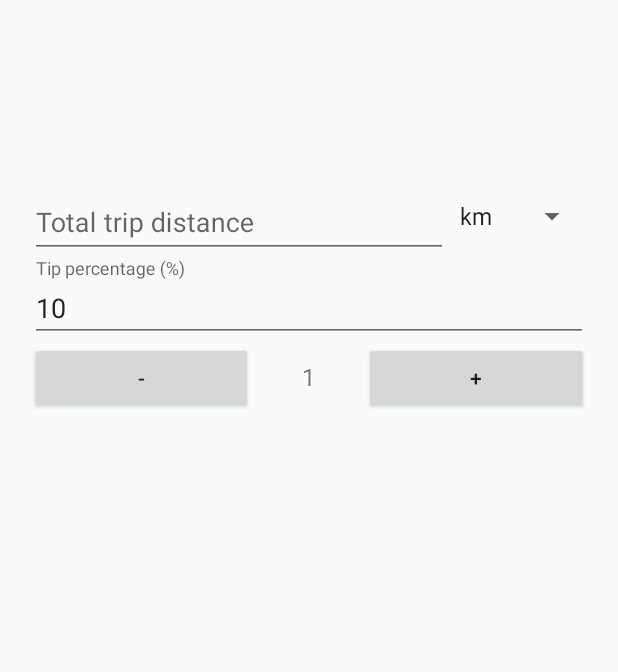
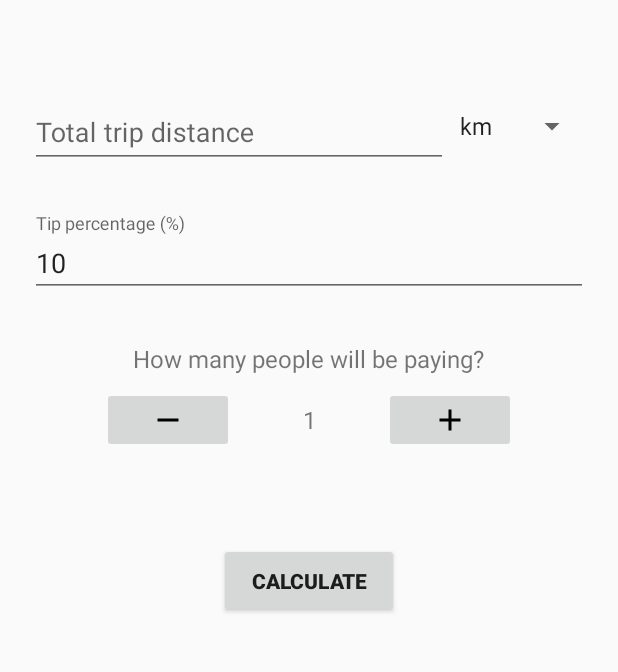
Before and after one commit to cqpham/SEG3125_Project, an Android app: the screen it shows after launch (MainActivity), on a phone screen of 412 x 824 dp, the part 84-756 px from its top. Run offline under Robolectric (Android 15) with nearby library versions, the phone set to English and light mode, and no system bars.

Commit message:
Added spinner and other buttons

```diff
--- /dev/null
+++ b/app/src/main/res/drawable/ic_add_black_24dp.xml
@@ -0,0 +1,9 @@
+<vector xmlns:android="http://schemas.android.com/apk/res/android"
+        android:width="24dp"
+        android:height="24dp"
+        android:viewportWidth="24.0"
+        android:viewportHeight="24.0">
+    <path
+        android:fillColor="#FF000000"
+        android:pathData="M19,13h-6v6h-2v-6H5v-2h6V5h2v6h6v2z"/>
+</vector>
--- /dev/null
+++ b/app/src/main/res/drawable/ic_remove_black_24dp.xml
@@ -0,0 +1,9 @@
+<vector xmlns:android="http://schemas.android.com/apk/res/android"
+        android:width="24dp"
+        android:height="24dp"
+        android:viewportWidth="24.0"
+        android:viewportHeight="24.0">
+    <path
+        android:fillColor="#FF000000"
+        android:pathData="M19,13H5v-2h14v2z"/>
+</vector>
--- a/app/src/main/res/layout/fragment_main.xml
+++ b/app/src/main/res/layout/fragment_main.xml
@@ -96,6 +96,7 @@
     xmlns:app="http://schemas.android.com/apk/res-auto"
     android:layout_width="match_parent"
     android:layout_height="match_parent">
+
     <LinearLayout
         android:layout_width="match_parent"
         android:layout_height="match_parent"
@@ -103,12 +104,12 @@
         android:orientation="vertical"
         android:paddingLeft="20dp"
         android:paddingRight="20dp"
-        android:paddingTop="60dp"
         android:focusableInTouchMode="true">
         <LinearLayout
             android:layout_width="match_parent"
             android:layout_height="wrap_content"
-            android:orientation="horizontal">
+            android:orientation="horizontal"
+            android:layout_marginBottom="30dp">
             <android.support.design.widget.TextInputLayout
                 android:id="@+id/input_layout_totalDistance"
                 android:layout_width="0dp"
@@ -132,7 +133,8 @@
         <android.support.design.widget.TextInputLayout
             android:id="@+id/input_layout_tipPercent"
             android:layout_width="match_parent"
-            android:layout_height="wrap_content">
+            android:layout_height="wrap_content"
+            android:layout_marginBottom="30dp">
 
             <EditText
                 android:id="@+id/input_tipPercent"
@@ -146,28 +148,51 @@
         <LinearLayout
             android:layout_width="match_parent"
             android:layout_height="wrap_content"
-            android:orientation="horizontal">
+            android:orientation="vertical"
+            android:gravity="center"
+            android:layout_marginBottom="60dp">
+            <TextView
+                android:layout_width="wrap_content"
+                android:layout_height="wrap_content"
+                android:text="@string/num_people_paying"
+                android:textSize="16sp"
+                android:layout_marginBottom="8dp"/>
+            <LinearLayout
+                android:layout_width="match_parent"
+                android:layout_height="wrap_content"
+                android:orientation="horizontal"
+                android:gravity="center">
+                <ImageButton
+                    android:layout_width="88dp"
+                    android:layout_height="wrap_content"
+                    android:minWidth="88dp"
+                    android:src="@drawable/ic_remove_black_24dp"
+                    android:id="@+id/subPayee"/>
 
+                <TextView
+                    android:layout_width="100dp"
+                    android:layout_height="match_parent"
+                    android:gravity="center"
+                    android:textSize="16sp"
+                    android:text="@string/num_people_paying_default"/>
+
+                <ImageButton
+                    android:layout_width="88dp"
+                    android:minWidth="88dp"
+                    android:layout_height="wrap_content"
+                    android:src="@drawable/ic_add_black_24dp"
+                    android:id="@+id/addPayee" />
+            </LinearLayout>
+        </LinearLayout>
+        <LinearLayout
+            android:layout_width="match_parent"
+            android:layout_height="wrap_content"
+            android:gravity="center">
             <Button
-                android:layout_width="0dp"
-                android:layout_height="wrap_content"
-                android:layout_weight="2"
-                android:text="-"
-                android:id="@+id/subPayee"/>
-            <TextView
-                android:layout_width="0dp"
-                android:layout_weight="1"
-                android:layout_height="wrap_content"
-                android:gravity="center_horizontal"
-                android:textSize="16sp"
-                android:text="@string/num_people_paying_default"/>
-
-            <Button
-                android:layout_width="0dp"
-                android:layout_height="wrap_content"
-                android:layout_weight="2"
-                android:text="+"
-                android:id="@+id/addPayee"/>
+                android:layout_width="120dp"
+                android:layout_height="50dp"
+                android:text="@string/calculate"
+                android:textStyle="bold"/>
         </LinearLayout>
     </LinearLayout>
 </android.support.design.widget.CoordinatorLayout>
--- a/app/src/main/res/values/strings.xml
+++ b/app/src/main/res/values/strings.xml
@@ -10,10 +10,9 @@
         <item>km</item>
         <item>mil</item>
     </string-array>
-    <string name="num_people_paying">Number of people paying</string>
-    <string name="calculate">Calculate</string>
+    <string name="num_people_paying">How many people will be paying?</string>
+    <string name="calculate">CALCULATE</string>
     <string name="num_people_paying_default">1</string>
-
 
     <string-array name="listArray">
         <item>Headings</item>
```
